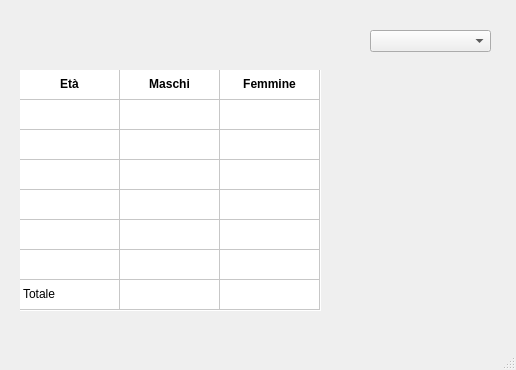
Old version of the form Progetto/mainwindow.ui in the repository HopedWall/Generic-Set-Implementation-PAS1819.
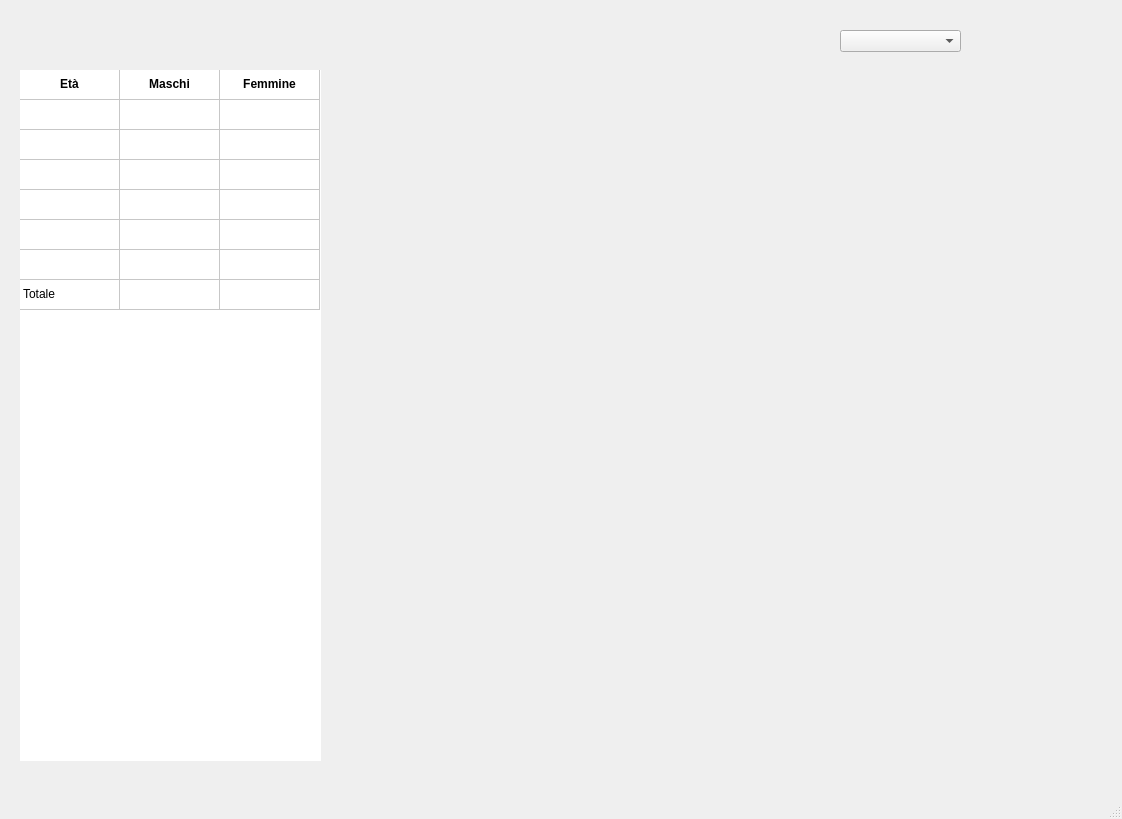
New version of the form.

Diff of the .ui file:
```diff
--- a/Progetto/mainwindow.ui
+++ b/Progetto/mainwindow.ui
@@ -6,8 +6,8 @@
    <rect>
     <x>0</x>
     <y>0</y>
-    <width>516</width>
-    <height>370</height>
+    <width>1122</width>
+    <height>819</height>
    </rect>
   </property>
   <property name="windowTitle">
@@ -17,7 +17,7 @@
    <widget class="QComboBox" name="comboBoxRegione">
     <property name="geometry">
      <rect>
-      <x>370</x>
+      <x>840</x>
       <y>30</y>
       <width>121</width>
       <height>22</height>
@@ -36,7 +36,7 @@
       <x>20</x>
       <y>70</y>
       <width>301</width>
-      <height>241</height>
+      <height>691</height>
      </rect>
     </property>
     <property name="layoutDirection">
@@ -167,6 +167,26 @@
      <string/>
     </property>
    </widget>
+   <widget class="QWidget" name="widget_chart_maschi" native="true">
+    <property name="geometry">
+     <rect>
+      <x>390</x>
+      <y>80</y>
+      <width>711</width>
+      <height>351</height>
+     </rect>
+    </property>
+   </widget>
+   <widget class="QWidget" name="widget" native="true">
+    <property name="geometry">
+     <rect>
+      <x>390</x>
+      <y>440</y>
+      <width>711</width>
+      <height>321</height>
+     </rect>
+    </property>
+   </widget>
   </widget>
   <widget class="QMenuBar" name="menuBar">
    <property name="geometry">
```
Left out of the diff: 2 changed lines with no effect on the pictures.
